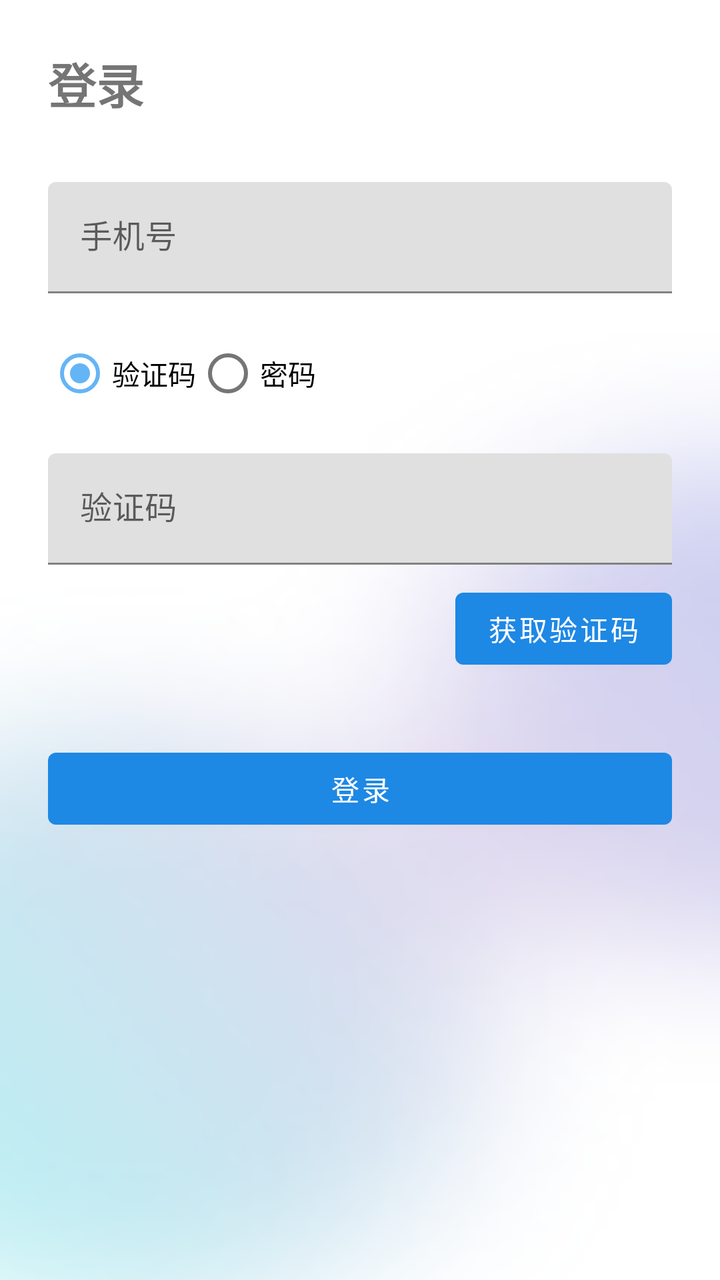
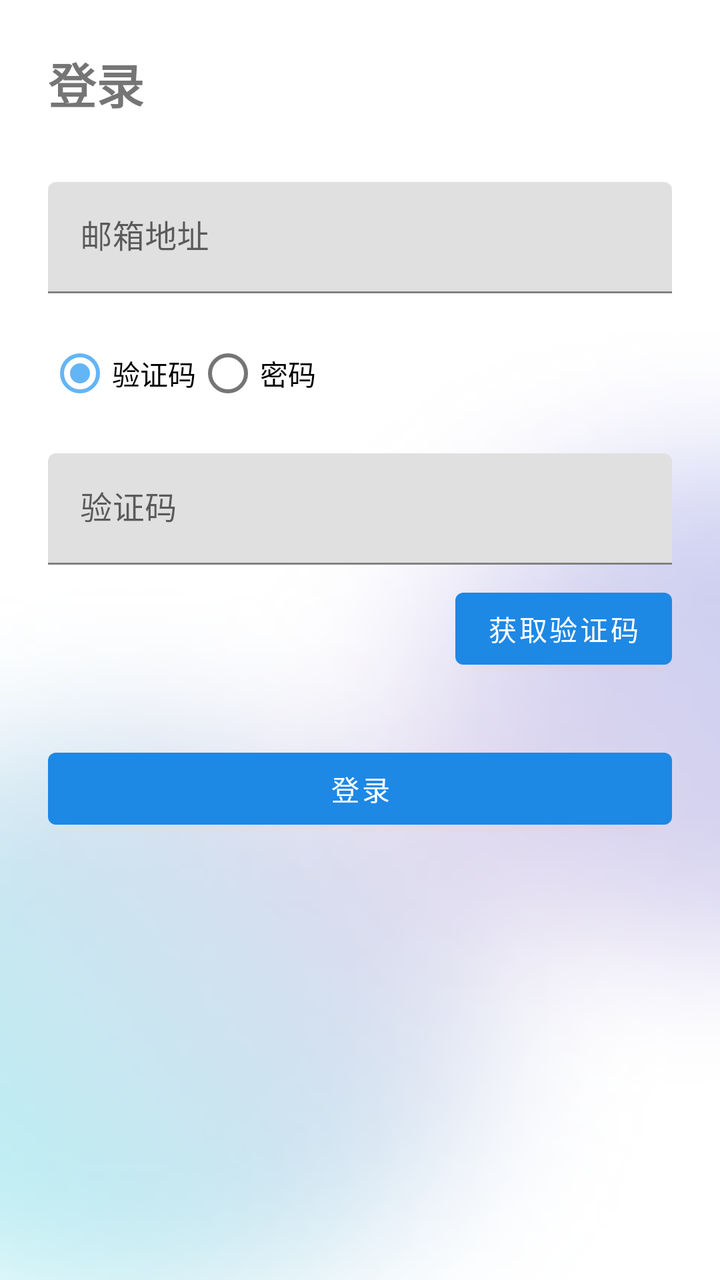

Compare the two renders of this Android layout. The source of the first and the diff that turns it into the second are given below.
<!-- AndroidManifest.xml: application theme Theme.InsightNewsAndroid -->
<!-- res/layout/activity_login.xml -->
<?xml version="1.0" encoding="utf-8"?>
<LinearLayout xmlns:android="http://schemas.android.com/apk/res/android"
    android:layout_width="match_parent"
    android:layout_height="match_parent"
    android:orientation="vertical"
    android:padding="24dp"
    android:background="@drawable/bg_login">

    <TextView
        android:layout_width="wrap_content"
        android:layout_height="wrap_content"
        android:text="登录"
        android:textSize="24sp"
        android:textStyle="bold"
        android:layout_marginBottom="32dp" />

    <com.google.android.material.textfield.TextInputLayout
        android:layout_width="match_parent"
        android:layout_height="wrap_content"
        android:hint="手机号">

        <com.google.android.material.textfield.TextInputEditText
            android:id="@+id/editPhone"
            android:layout_width="match_parent"
            android:layout_height="wrap_content"
            android:inputType="phone" />

    </com.google.android.material.textfield.TextInputLayout>

    <RadioGroup
        android:id="@+id/radioGroup"
        android:layout_width="match_parent"
        android:layout_height="wrap_content"
        android:orientation="horizontal"
        android:layout_marginTop="16dp">

        <RadioButton
            android:id="@+id/radioCode"
            android:layout_width="wrap_content"
            android:layout_height="wrap_content"
            android:text="验证码"
            android:checked="true" />

        <RadioButton
            android:id="@+id/radioPassword"
            android:layout_width="wrap_content"
            android:layout_height="wrap_content"
            android:text="密码" />

    </RadioGroup>

    <com.google.android.material.textfield.TextInputLayout
        android:id="@+id/layoutCodeOrPassword"
        android:layout_width="match_parent"
        android:layout_height="wrap_content"
        android:layout_marginTop="16dp"
        android:hint="验证码">

        <com.google.android.material.textfield.TextInputEditText
            android:id="@+id/editCodeOrPassword"
            android:layout_width="match_parent"
            android:layout_height="wrap_content" />

    </com.google.android.material.textfield.TextInputLayout>

    <Button
        android:id="@+id/btnGetCode"
        android:layout_width="wrap_content"
        android:layout_height="wrap_content"
        android:layout_gravity="end"
        android:text="获取验证码"
        android:layout_marginTop="8dp"
        android:visibility="visible" />

    <Button
        android:id="@+id/btnLogin"
        android:layout_width="match_parent"
        android:layout_height="wrap_content"
        android:layout_marginTop="32dp"
        android:text="登录" />

</LinearLayout>
<!-- resources referenced by this layout -->
<resources>
  <!-- drawable bg_login: png bitmap (drawable, 320384 bytes) -->
  <style name="Theme.InsightNewsAndroid" parent="Theme.MaterialComponents.DayNight.DarkActionBar">
          
          <item name="colorPrimary">@color/blue_600</item>
          <item name="colorPrimaryVariant">@color/blue_700</item>
          <item name="colorOnPrimary">@color/white</item>
  
          
          <item name="colorSecondary">@color/blue_300</item>
          <item name="colorSecondaryVariant">@color/blue_400</item>
          <item name="colorOnSecondary">@color/black</item>
  
          
          <item name="android:statusBarColor">?attr/colorPrimaryVariant</item>
  
          
          <item name="android:windowBackground">@drawable/bg_loading</item>
      </style>
  <color name="blue_600">#1E88E5</color>
  <color name="blue_700">#1976D2</color>
  <color name="white">#FFFFFF</color>
  <color name="blue_300">#64B5F6</color>
  <color name="blue_400">#42A5F5</color>
  <color name="black">#000000</color>
  <!-- drawable bg_loading: jpg bitmap (drawable, 309895 bytes) -->
</resources>

<!-- the commit's change to res/layout/activity_login.xml (unified diff, before → after) -->
@@ -14,16 +14,17 @@
         android:textStyle="bold"
         android:layout_marginBottom="32dp" />
 
+    
     <com.google.android.material.textfield.TextInputLayout
         android:layout_width="match_parent"
         android:layout_height="wrap_content"
-        android:hint="手机号">
+        android:hint="邮箱地址">
 
         <com.google.android.material.textfield.TextInputEditText
             android:id="@+id/editPhone"
             android:layout_width="match_parent"
             android:layout_height="wrap_content"
-            android:inputType="phone" />
+            android:inputType="textEmailAddress" />
 
     </com.google.android.material.textfield.TextInputLayout>
 
